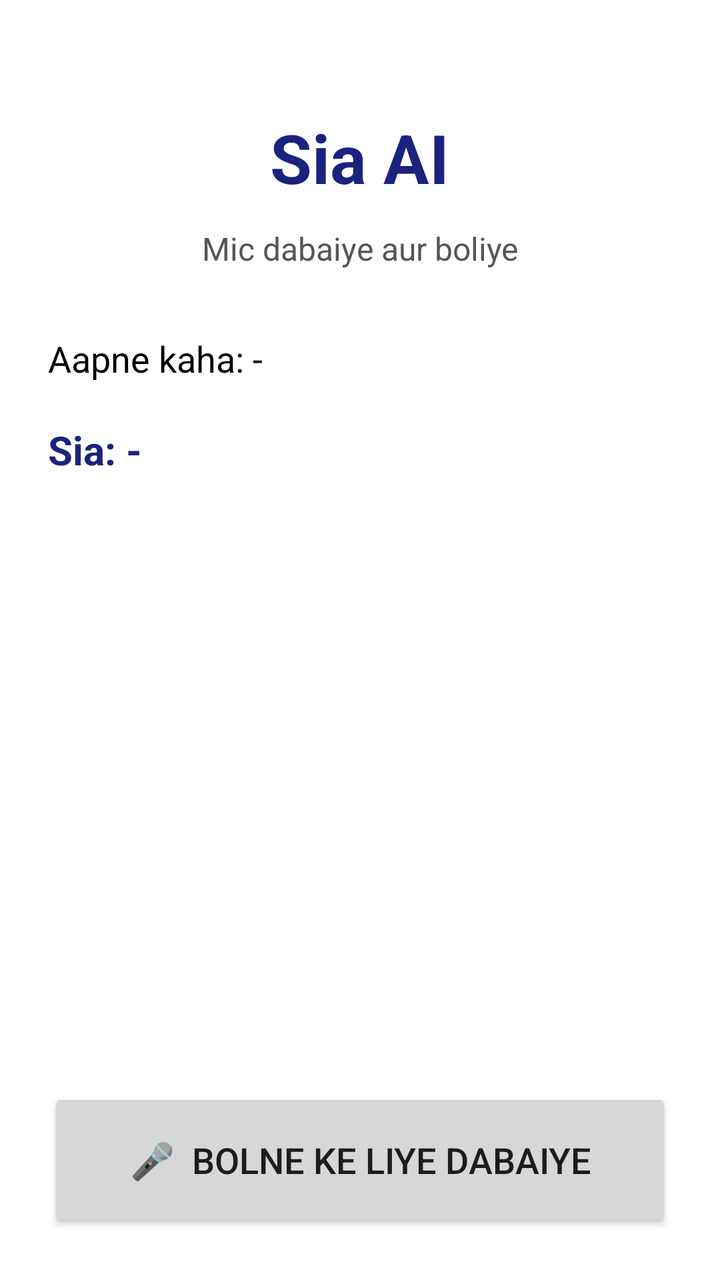
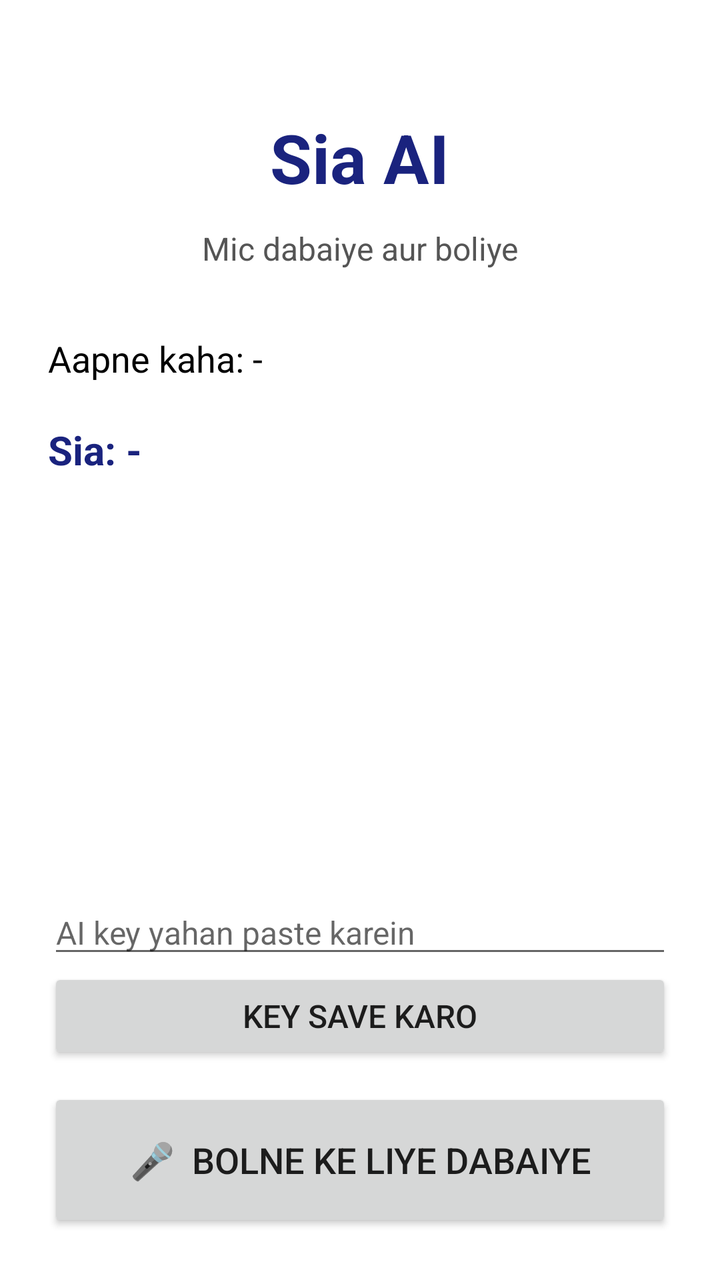

Screens rendered from an Android XML layout before and after an edit, with the pre-edit source and the edit as a unified diff.
<!-- AndroidManifest.xml: application theme Theme.Nova -->
<!-- res/layout/activity_main.xml -->
<?xml version="1.0" encoding="utf-8"?>
<LinearLayout xmlns:android="http://schemas.android.com/apk/res/android"
    android:layout_width="match_parent"
    android:layout_height="match_parent"
    android:background="#FFFFFF"
    android:gravity="center_horizontal"
    android:orientation="vertical"
    android:padding="24dp">

    <TextView
        android:layout_width="wrap_content"
        android:layout_height="wrap_content"
        android:layout_marginTop="32dp"
        android:text="Sia AI"
        android:textColor="#1A237E"
        android:textSize="34sp"
        android:textStyle="bold" />

    <TextView
        android:id="@+id/tvStatus"
        android:layout_width="match_parent"
        android:layout_height="wrap_content"
        android:layout_marginTop="12dp"
        android:gravity="center"
        android:text="Mic dabaiye aur boliye"
        android:textColor="#555555"
        android:textSize="16sp" />

    <TextView
        android:id="@+id/tvHeard"
        android:layout_width="match_parent"
        android:layout_height="wrap_content"
        android:layout_marginTop="32dp"
        android:text="Aapne kaha: -"
        android:textColor="#000000"
        android:textSize="18sp" />

    <TextView
        android:id="@+id/tvReply"
        android:layout_width="match_parent"
        android:layout_height="wrap_content"
        android:layout_marginTop="20dp"
        android:text="Sia: -"
        android:textColor="#1A237E"
        android:textSize="20sp"
        android:textStyle="bold" />

    <View
        android:layout_width="match_parent"
        android:layout_height="0dp"
        android:layout_weight="1" />

    <Button
        android:id="@+id/btnMic"
        android:layout_width="match_parent"
        android:layout_height="72dp"
        android:text="🎤  Bolne ke liye dabaiye"
        android:textSize="18sp" />

</LinearLayout>
<!-- resources referenced by this layout -->
<resources>
  <style name="Theme.Nova" parent="Theme.AppCompat.Light.NoActionBar" />
</resources>

<!-- the commit's change to res/layout/activity_main.xml (unified diff, before → after) -->
@@ -50,10 +50,27 @@
         android:layout_height="0dp"
         android:layout_weight="1" />
 
+    <EditText
+        android:id="@+id/etKey"
+        android:layout_width="match_parent"
+        android:layout_height="wrap_content"
+        android:hint="AI key yahan paste karein"
+        android:inputType="textPassword"
+        android:singleLine="true"
+        android:textSize="16sp" />
+
+    <Button
+        android:id="@+id/btnSaveKey"
+        android:layout_width="match_parent"
+        android:layout_height="wrap_content"
+        android:text="Key save karo"
+        android:textSize="16sp" />
+
     <Button
         android:id="@+id/btnMic"
         android:layout_width="match_parent"
         android:layout_height="72dp"
+        android:layout_marginTop="12dp"
         android:text="🎤  Bolne ke liye dabaiye"
         android:textSize="18sp" />
 
